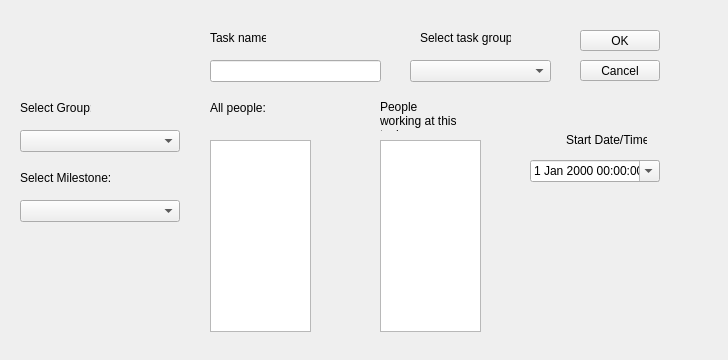
Old version of the form Teeam/editmilestonedialog.ui in the repository lorenzo-arena/Teeam.
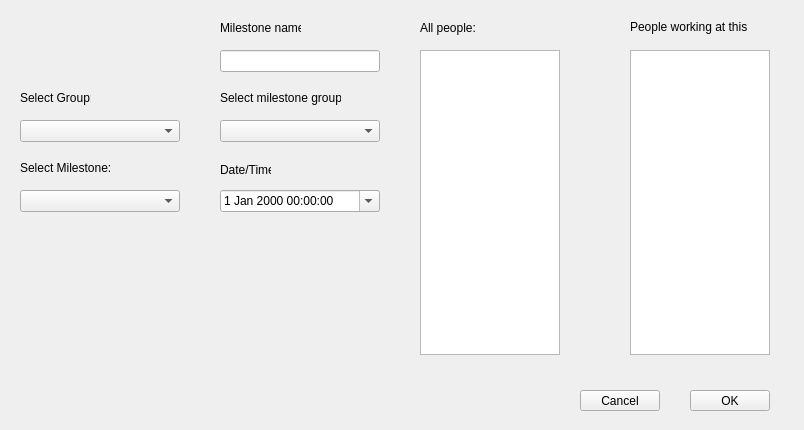
New version of the form. Icons and pictures are not drawn.

What changed in the file:
```diff
--- a/Teeam/editmilestonedialog.ui
+++ b/Teeam/editmilestonedialog.ui
@@ -6,8 +6,8 @@
    <rect>
     <x>0</x>
     <y>0</y>
-    <width>728</width>
-    <height>360</height>
+    <width>804</width>
+    <height>430</height>
    </rect>
   </property>
   <property name="windowTitle">
@@ -16,21 +16,21 @@
   <widget class="QLabel" name="milestoneNamelabel">
    <property name="geometry">
     <rect>
-     <x>210</x>
-     <y>30</y>
-     <width>56</width>
+     <x>220</x>
+     <y>20</y>
+     <width>81</width>
      <height>16</height>
     </rect>
    </property>
    <property name="text">
-    <string>Task name:</string>
+    <string>Milestone name:</string>
    </property>
   </widget>
   <widget class="QPushButton" name="buttonOk">
    <property name="geometry">
     <rect>
-     <x>580</x>
-     <y>30</y>
+     <x>690</x>
+     <y>390</y>
      <width>80</width>
      <height>21</height>
     </rect>
@@ -45,9 +45,9 @@
   <widget class="QLineEdit" name="lineEdit">
    <property name="geometry">
     <rect>
-     <x>210</x>
-     <y>60</y>
-     <width>171</width>
+     <x>220</x>
+     <y>50</y>
+     <width>160</width>
      <height>22</height>
     </rect>
    </property>
@@ -56,7 +56,7 @@
    <property name="geometry">
     <rect>
      <x>580</x>
-     <y>60</y>
+     <y>390</y>
      <width>80</width>
      <height>21</height>
     </rect>
@@ -71,9 +71,9 @@
   <widget class="QDateTimeEdit" name="startdateTimeEdit">
    <property name="geometry">
     <rect>
-     <x>530</x>
-     <y>160</y>
-     <width>130</width>
+     <x>220</x>
+     <y>190</y>
+     <width>160</width>
      <height>22</height>
     </rect>
    </property>
@@ -87,41 +87,41 @@
   <widget class="QListView" name="totalPeoplelistView">
    <property name="geometry">
     <rect>
-     <x>210</x>
-     <y>140</y>
-     <width>101</width>
-     <height>192</height>
+     <x>420</x>
+     <y>50</y>
+     <width>140</width>
+     <height>305</height>
     </rect>
    </property>
   </widget>
   <widget class="QLabel" name="startDateTimelabel">
    <property name="geometry">
     <rect>
-     <x>566</x>
-     <y>130</y>
-     <width>81</width>
+     <x>220</x>
+     <y>160</y>
+     <width>51</width>
      <height>20</height>
     </rect>
    </property>
    <property name="text">
-    <string>Start Date/Time:</string>
+    <string>Date/Time:</string>
    </property>
   </widget>
   <widget class="QListView" name="milestonePeoplelistView">
    <property name="geometry">
     <rect>
-     <x>380</x>
-     <y>140</y>
-     <width>101</width>
-     <height>192</height>
+     <x>630</x>
+     <y>50</y>
+     <width>140</width>
+     <height>305</height>
     </rect>
    </property>
   </widget>
   <widget class="QPushButton" name="insertPeoplepushButton">
    <property name="geometry">
     <rect>
-     <x>330</x>
-     <y>180</y>
+     <x>580</x>
+     <y>170</y>
      <width>32</width>
      <height>32</height>
     </rect>
@@ -152,8 +152,8 @@
   <widget class="QPushButton" name="removePeoplepushButton">
    <property name="geometry">
     <rect>
-     <x>330</x>
-     <y>230</y>
+     <x>580</x>
+     <y>220</y>
      <width>32</width>
      <height>32</height>
     </rect>
@@ -178,22 +178,22 @@
   <widget class="QLabel" name="milestoneGrouplabel">
    <property name="geometry">
     <rect>
-     <x>420</x>
-     <y>30</y>
-     <width>91</width>
+     <x>220</x>
+     <y>90</y>
+     <width>121</width>
      <height>16</height>
     </rect>
    </property>
    <property name="text">
-    <string>Select task group:</string>
+    <string>Select milestone group:</string>
    </property>
   </widget>
   <widget class="QComboBox" name="milestoneGroupcomboBox">
    <property name="geometry">
     <rect>
-     <x>410</x>
-     <y>60</y>
-     <width>141</width>
+     <x>220</x>
+     <y>120</y>
+     <width>160</width>
      <height>22</height>
     </rect>
    </property>
@@ -201,8 +201,8 @@
   <widget class="QLabel" name="selectPeoplelabel">
    <property name="geometry">
     <rect>
-     <x>210</x>
-     <y>100</y>
+     <x>420</x>
+     <y>20</y>
      <width>81</width>
      <height>16</height>
     </rect>
@@ -214,17 +214,17 @@
   <widget class="QLabel" name="workingPeoplelabel">
    <property name="geometry">
     <rect>
-     <x>380</x>
-     <y>100</y>
-     <width>81</width>
-     <height>31</height>
+     <x>630</x>
+     <y>20</y>
+     <width>161</width>
+     <height>16</height>
     </rect>
    </property>
    <property name="lineWidth">
     <number>0</number>
    </property>
    <property name="text">
-    <string>&lt;html&gt;&lt;head/&gt;&lt;body&gt;&lt;p&gt;People working at this task:&lt;/p&gt;&lt;/body&gt;&lt;/html&gt;</string>
+    <string>&lt;html&gt;&lt;head/&gt;&lt;body&gt;&lt;p&gt;People working at this milestone:&lt;/p&gt;&lt;/body&gt;&lt;/html&gt;</string>
    </property>
    <property name="wordWrap">
     <bool>true</bool>
@@ -234,7 +234,7 @@
    <property name="geometry">
     <rect>
      <x>20</x>
-     <y>100</y>
+     <y>90</y>
      <width>71</width>
      <height>16</height>
     </rect>
@@ -247,7 +247,7 @@
    <property name="geometry">
     <rect>
      <x>20</x>
-     <y>170</y>
+     <y>160</y>
      <width>91</width>
      <height>16</height>
     </rect>
@@ -260,7 +260,7 @@
    <property name="geometry">
     <rect>
      <x>20</x>
-     <y>130</y>
+     <y>120</y>
      <width>160</width>
      <height>22</height>
     </rect>
@@ -270,7 +270,7 @@
    <property name="geometry">
     <rect>
      <x>20</x>
-     <y>200</y>
+     <y>190</y>
      <width>160</width>
      <height>22</height>
     </rect>
```
